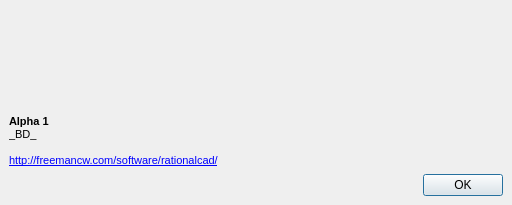
Above: workbench/forms/dialog_about.ui from unc-compgeom/DDAD before the change. Below: the same form after it.
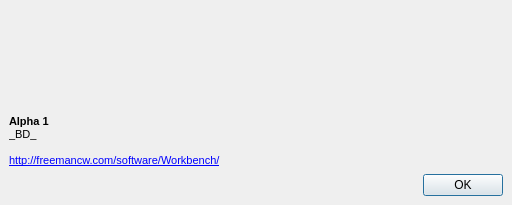
That is the form after the change. Icons and pictures are not drawn.

Diff of the .ui file:
```diff
--- a/workbench/forms/dialog_about.ui
+++ b/workbench/forms/dialog_about.ui
@@ -95,7 +95,7 @@
 &lt;p style=&quot; margin-top:0px; margin-bottom:0px; margin-left:0px; margin-right:0px; -qt-block-indent:0; text-indent:0px;&quot;&gt;&lt;span style=&quot; font-weight:600;&quot;&gt;Alpha 1&lt;/span&gt;&lt;/p&gt;
 &lt;p style=&quot; margin-top:0px; margin-bottom:0px; margin-left:0px; margin-right:0px; -qt-block-indent:0; text-indent:0px;&quot;&gt;_BD_&lt;/p&gt;
 &lt;p style=&quot;-qt-paragraph-type:empty; margin-top:0px; margin-bottom:0px; margin-left:0px; margin-right:0px; -qt-block-indent:0; text-indent:0px;&quot;&gt;&lt;br /&gt;&lt;/p&gt;
-&lt;p style=&quot; margin-top:0px; margin-bottom:0px; margin-left:0px; margin-right:0px; -qt-block-indent:0; text-indent:0px;&quot;&gt;&lt;a href=&quot;http://freemancw.com/software/rationalcad/&quot;&gt;&lt;span style=&quot; text-decoration: underline; color:#0000ff;&quot;&gt;http://freemancw.com/software/rationalcad/&lt;/span&gt;&lt;/a&gt;&lt;/p&gt;&lt;/body&gt;&lt;/html&gt;</string>
+&lt;p style=&quot; margin-top:0px; margin-bottom:0px; margin-left:0px; margin-right:0px; -qt-block-indent:0; text-indent:0px;&quot;&gt;&lt;a href=&quot;http://freemancw.com/software/Workbench/&quot;&gt;&lt;span style=&quot; text-decoration: underline; color:#0000ff;&quot;&gt;http://freemancw.com/software/Workbench/&lt;/span&gt;&lt;/a&gt;&lt;/p&gt;&lt;/body&gt;&lt;/html&gt;</string>
        </property>
        <property name="textFormat">
         <enum>Qt::RichText</enum>
```
Left out of the diff: 2 changed lines with no effect on the pictures.
